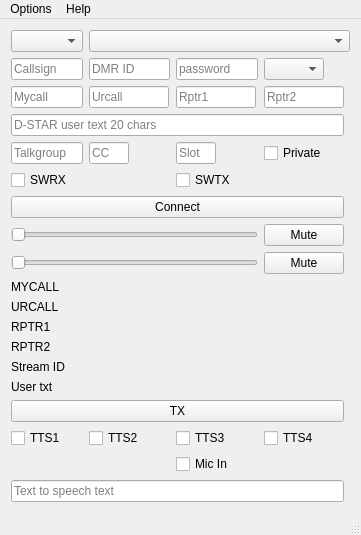
Above: dudestar.ui from ea5gvk/nostar-dudestar before the change. Below: the same form after it.
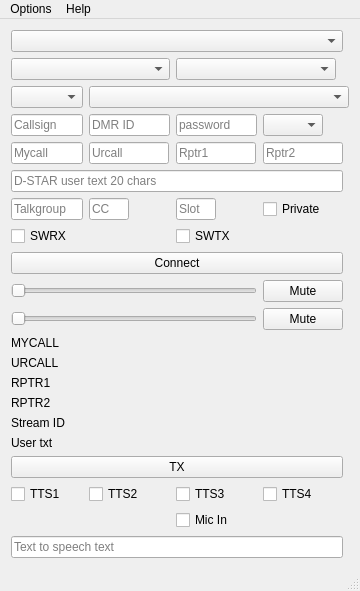
That is the form after the change. Icons and pictures are not drawn.

Commit message: Add ability to select vocoder, audio output, and audio input devices

What changed in the file:
```diff
--- a/dudestar.ui
+++ b/dudestar.ui
@@ -6,8 +6,8 @@
    <rect>
     <x>0</x>
     <y>0</y>
-    <width>361</width>
-    <height>495</height>
+    <width>360</width>
+    <height>577</height>
    </rect>
   </property>
   <property name="windowTitle">
@@ -19,7 +19,106 @@
   </property>
   <widget class="QWidget" name="centralWidget">
    <layout class="QGridLayout" name="gridLayout_2">
-    <item row="5" column="0">
+    <item row="4" column="0">
+     <layout class="QGridLayout" name="gridLayout">
+      <item row="0" column="0">
+       <widget class="QComboBox" name="modeCombo">
+        <property name="sizePolicy">
+         <sizepolicy hsizetype="Preferred" vsizetype="Fixed">
+          <horstretch>0</horstretch>
+          <verstretch>0</verstretch>
+         </sizepolicy>
+        </property>
+        <property name="maximumSize">
+         <size>
+          <width>80</width>
+          <height>16777215</height>
+         </size>
+        </property>
+        <property name="toolTip">
+         <string>Choose desired digital mode</string>
+        </property>
+       </widget>
+      </item>
+     </layout>
+    </item>
+    <item row="8" column="0" colspan="4">
+     <widget class="QLineEdit" name="usertxtEdit">
+      <property name="sizePolicy">
+       <sizepolicy hsizetype="Preferred" vsizetype="Fixed">
+        <horstretch>0</horstretch>
+        <verstretch>0</verstretch>
+       </sizepolicy>
+      </property>
+      <property name="placeholderText">
+       <string>D-STAR user text 20 chars</string>
+      </property>
+     </widget>
+    </item>
+    <item row="9" column="1">
+     <widget class="QLineEdit" name="dmrccEdit">
+      <property name="sizePolicy">
+       <sizepolicy hsizetype="Preferred" vsizetype="Fixed">
+        <horstretch>0</horstretch>
+        <verstretch>0</verstretch>
+       </sizepolicy>
+      </property>
+      <property name="maximumSize">
+       <size>
+        <width>40</width>
+        <height>16777215</height>
+       </size>
+      </property>
+      <property name="toolTip">
+       <string>Enter color code (optional, default = 1)</string>
+      </property>
+      <property name="placeholderText">
+       <string>CC</string>
+      </property>
+     </widget>
+    </item>
+    <item row="17" column="0">
+     <widget class="QLabel" name="label_4">
+      <property name="sizePolicy">
+       <sizepolicy hsizetype="Preferred" vsizetype="Fixed">
+        <horstretch>0</horstretch>
+        <verstretch>0</verstretch>
+       </sizepolicy>
+      </property>
+      <property name="maximumSize">
+       <size>
+        <width>80</width>
+        <height>16777215</height>
+       </size>
+      </property>
+      <property name="text">
+       <string>RPTR2</string>
+      </property>
+     </widget>
+    </item>
+    <item row="6" column="0">
+     <widget class="QLineEdit" name="callsignEdit">
+      <property name="sizePolicy">
+       <sizepolicy hsizetype="Preferred" vsizetype="Fixed">
+        <horstretch>0</horstretch>
+        <verstretch>0</verstretch>
+       </sizepolicy>
+      </property>
+      <property name="maximumSize">
+       <size>
+        <width>80</width>
+        <height>16777215</height>
+       </size>
+      </property>
+      <property name="toolTip">
+       <string>Enter callsign</string>
+      </property>
+      <property name="placeholderText">
+       <string>Callsign</string>
+      </property>
+     </widget>
+    </item>
+    <item row="9" column="0">
      <widget class="QLineEdit" name="dmrtgEdit">
       <property name="sizePolicy">
        <sizepolicy hsizetype="Preferred" vsizetype="Fixed">
@@ -41,50 +140,26 @@
       </property>
      </widget>
     </item>
-    <item row="14" column="1" colspan="3">
-     <widget class="QLabel" name="streamid">
+    <item row="6" column="3">
+     <widget class="QComboBox" name="comboMod">
       <property name="sizePolicy">
        <sizepolicy hsizetype="Preferred" vsizetype="Fixed">
         <horstretch>0</horstretch>
         <verstretch>0</verstretch>
        </sizepolicy>
       </property>
-      <property name="text">
-       <string/>
+      <property name="maximumSize">
+       <size>
+        <width>60</width>
+        <height>16777215</height>
+       </size>
       </property>
-     </widget>
-    </item>
-    <item row="2" column="1">
-     <widget class="QLineEdit" name="dmridEdit">
       <property name="toolTip">
        <string>Enter DMR ID</string>
       </property>
-      <property name="echoMode">
-       <enum>QLineEdit::Normal</enum>
-      </property>
-      <property name="placeholderText">
-       <string>DMR ID</string>
-      </property>
      </widget>
     </item>
-    <item row="5" column="3">
-     <widget class="QCheckBox" name="checkBoxDMRPC">
-      <property name="toolTip">
-       <string>Select for DMR private call, i.e. when using parrot</string>
-      </property>
-      <property name="text">
-       <string>Private</string>
-      </property>
-     </widget>
-    </item>
-    <item row="20" column="2">
-     <widget class="QCheckBox" name="checkBoxTTSOff">
-      <property name="text">
-       <string>Mic In</string>
-      </property>
-     </widget>
-    </item>
-    <item row="13" column="1" colspan="3">
+    <item row="17" column="1" colspan="3">
      <widget class="QLabel" name="rptr2">
       <property name="sizePolicy">
        <sizepolicy hsizetype="Preferred" vsizetype="Fixed">
@@ -97,8 +172,8 @@
       </property>
      </widget>
     </item>
-    <item row="15" column="0">
-     <widget class="QLabel" name="label_6">
+    <item row="14" column="0">
+     <widget class="QLabel" name="label_1">
       <property name="sizePolicy">
        <sizepolicy hsizetype="Preferred" vsizetype="Fixed">
         <horstretch>0</horstretch>
@@ -112,11 +187,102 @@
        </size>
       </property>
       <property name="text">
-       <string>User txt</string>
+       <string>MYCALL</string>
       </property>
      </widget>
     </item>
-    <item row="2" column="2">
+    <item row="3" column="0" colspan="2">
+     <widget class="QComboBox" name="AudioOutCombo">
+      <property name="sizePolicy">
+       <sizepolicy hsizetype="Preferred" vsizetype="Fixed">
+        <horstretch>0</horstretch>
+        <verstretch>0</verstretch>
+       </sizepolicy>
+      </property>
+      <property name="maximumSize">
+       <size>
+        <width>160</width>
+        <height>16777215</height>
+       </size>
+      </property>
+      <property name="toolTip">
+       <string>select audio output</string>
+      </property>
+     </widget>
+    </item>
+    <item row="7" column="1">
+     <widget class="QLineEdit" name="urcallEdit">
+      <property name="sizePolicy">
+       <sizepolicy hsizetype="Preferred" vsizetype="Fixed">
+        <horstretch>0</horstretch>
+        <verstretch>0</verstretch>
+       </sizepolicy>
+      </property>
+      <property name="maximumSize">
+       <size>
+        <width>80</width>
+        <height>16777215</height>
+       </size>
+      </property>
+      <property name="placeholderText">
+       <string>Urcall</string>
+      </property>
+     </widget>
+    </item>
+    <item row="10" column="0">
+     <widget class="QCheckBox" name="checkBoxSWRX">
+      <property name="sizePolicy">
+       <sizepolicy hsizetype="Preferred" vsizetype="Fixed">
+        <horstretch>0</horstretch>
+        <verstretch>0</verstretch>
+       </sizepolicy>
+      </property>
+      <property name="toolTip">
+       <string>Use software decoding</string>
+      </property>
+      <property name="text">
+       <string>SWRX</string>
+      </property>
+     </widget>
+    </item>
+    <item row="23" column="1">
+     <widget class="QCheckBox" name="checkBoxRms">
+      <property name="text">
+       <string>TTS2</string>
+      </property>
+     </widget>
+    </item>
+    <item row="4" column="1" colspan="4">
+     <widget class="QComboBox" name="hostCombo">
+      <property name="sizePolicy">
+       <sizepolicy hsizetype="Preferred" vsizetype="Fixed">
+        <horstretch>0</horstretch>
+        <verstretch>0</verstretch>
+       </sizepolicy>
+      </property>
+      <property name="toolTip">
+       <string>Select Refector / Repeater / Server</string>
+      </property>
+     </widget>
+    </item>
+    <item row="23" column="0">
+     <widget class="QCheckBox" name="checkBoxKal">
+      <property name="text">
+       <string>TTS1</string>
+      </property>
+     </widget>
+    </item>
+    <item row="12" column="3">
+     <widget class="QPushButton" name="muteButton">
+      <property name="toolTip">
+       <string>Mute output</string>
+      </property>
+      <property name="text">
+       <string>Mute</string>
+      </property>
+     </widget>
+    </item>
+    <item row="6" column="2">
      <widget class="QLineEdit" name="dmrpwEdit">
       <property name="toolTip">
        <string>Enter DMR password (optional)</string>
@@ -129,14 +295,27 @@
       </property>
      </widget>
     </item>
-    <item row="3" column="2">
-     <widget class="QLineEdit" name="rptr1Edit">
+    <item row="19" column="1" colspan="3">
+     <widget class="QLabel" name="usertxt">
       <property name="sizePolicy">
        <sizepolicy hsizetype="Preferred" vsizetype="Fixed">
         <horstretch>0</horstretch>
         <verstretch>0</verstretch>
        </sizepolicy>
       </property>
+      <property name="text">
+       <string/>
+      </property>
+     </widget>
+    </item>
+    <item row="7" column="0">
+     <widget class="QLineEdit" name="mycallEdit">
+      <property name="sizePolicy">
+       <sizepolicy hsizetype="Preferred" vsizetype="Fixed">
+        <horstretch>0</horstretch>
+        <verstretch>0</verstretch>
+       </sizepolicy>
+      </property>
       <property name="maximumSize">
        <size>
         <width>80</width>
@@ -144,11 +323,89 @@
        </size>
       </property>
       <property name="placeholderText">
-       <string>Rptr1</string>
+       <string>Mycall</string>
       </property>
      </widget>
     </item>
-    <item row="18" column="0" colspan="4">
+    <item row="15" column="0">
+     <widget class="QLabel" name="label_2">
+      <property name="sizePolicy">
+       <sizepolicy hsizetype="Preferred" vsizetype="Fixed">
+        <horstretch>0</horstretch>
+        <verstretch>0</verstretch>
+       </sizepolicy>
+      </property>
+      <property name="maximumSize">
+       <size>
+        <width>80</width>
+        <height>16777215</height>
+       </size>
+      </property>
+      <property name="text">
+       <string>URCALL</string>
+      </property>
+     </widget>
+    </item>
+    <item row="0" column="0" colspan="4">
+     <widget class="QComboBox" name="AmbeCombo">
+      <property name="toolTip">
+       <string>Select vocoder device</string>
+      </property>
+     </widget>
+    </item>
+    <item row="14" column="1" colspan="3">
+     <widget class="QLabel" name="mycall">
+      <property name="sizePolicy">
+       <sizepolicy hsizetype="Preferred" vsizetype="Fixed">
+        <horstretch>0</horstretch>
+        <verstretch>0</verstretch>
+       </sizepolicy>
+      </property>
+      <property name="text">
+       <string/>
+      </property>
+     </widget>
+    </item>
+    <item row="26" column="0" colspan="4">
+     <widget class="QLineEdit" name="TTSEdit">
+      <property name="sizePolicy">
+       <sizepolicy hsizetype="Preferred" vsizetype="Fixed">
+        <horstretch>0</horstretch>
+        <verstretch>0</verstretch>
+       </sizepolicy>
+      </property>
+      <property name="placeholderText">
+       <string>Text to speech text</string>
+      </property>
+     </widget>
+    </item>
+    <item row="7" column="3">
+     <widget class="QLineEdit" name="rptr2Edit">
+      <property name="sizePolicy">
+       <sizepolicy hsizetype="Preferred" vsizetype="Fixed">
+        <horstretch>0</horstretch>
+        <verstretch>0</verstretch>
+       </sizepolicy>
+      </property>
+      <property name="maximumSize">
+       <size>
+        <width>80</width>
+        <height>16777215</height>
+       </size>
+      </property>
+      <property name="placeholderText">
+       <string>Rptr2</string>
+      </property>
+     </widget>
+    </item>
+    <item row="23" column="3">
+     <widget class="QCheckBox" name="checkBoxSlt">
+      <property name="text">
+       <string>TTS4</string>
+      </property>
+     </widget>
+    </item>
+    <item row="22" column="0" colspan="4">
      <widget class="QPushButton" name="txButton">
       <property name="sizePolicy">
        <sizepolicy hsizetype="Expanding" vsizetype="Fixed">
@@ -167,8 +424,8 @@
       </property>
      </widget>
     </item>
-    <item row="11" column="1" colspan="3">
-     <widget class="QLabel" name="urcall">
+    <item row="18" column="1" colspan="3">
+     <widget class="QLabel" name="streamid">
       <property name="sizePolicy">
        <sizepolicy hsizetype="Preferred" vsizetype="Fixed">
         <horstretch>0</horstretch>
@@ -180,81 +437,7 @@
       </property>
      </widget>
     </item>
-    <item row="6" column="0">
-     <widget class="QCheckBox" name="checkBoxSWRX">
-      <property name="sizePolicy">
-       <sizepolicy hsizetype="Preferred" vsizetype="Fixed">
-        <horstretch>0</horstretch>
-        <verstretch>0</verstretch>
-       </sizepolicy>
-      </property>
-      <property name="toolTip">
-       <string>Use software decoding</string>
-      </property>
-      <property name="text">
-       <string>SWRX</string>
-      </property>
-     </widget>
-    </item>
-    <item row="11" column="0">
-     <widget class="QLabel" name="label_2">
-      <property name="sizePolicy">
-       <sizepolicy hsizetype="Preferred" vsizetype="Fixed">
-        <horstretch>0</horstretch>
-        <verstretch>0</verstretch>
-       </sizepolicy>
-      </property>
-      <property name="maximumSize">
-       <size>
-        <width>80</width>
-        <height>16777215</height>
-       </size>
-      </property>
-      <property name="text">
-       <string>URCALL</string>
-      </property>
-     </widget>
-    </item>
-    <item row="5" column="1">
-     <widget class="QLineEdit" name="dmrccEdit">
-      <property name="sizePolicy">
-       <sizepolicy hsizetype="Preferred" vsizetype="Fixed">
-        <horstretch>0</horstretch>
-        <verstretch>0</verstretch>
-       </sizepolicy>
-      </property>
-      <property name="maximumSize">
-       <size>
-        <width>40</width>
-        <height>16777215</height>
-       </size>
-      </property>
-      <property name="toolTip">
-       <string>Enter color code (optional, default = 1)</string>
-      </property>
-      <property name="placeholderText">
-       <string>CC</string>
-      </property>
-     </widget>
-    </item>
-    <item row="19" column="1">
-     <widget class="QCheckBox" name="checkBoxRms">
-      <property name="text">
-       <string>TTS2</string>
-      </property>
-     </widget>
-    </item>
-    <item row="9" column="3">
-     <widget class="QPushButton" name="inmuteButton">
-      <property name="toolTip">
-       <string>Mute input</string>
-      </property>
-      <property name="text">
-       <string>Mute</string>
-      </property>
-     </widget>
-    </item>
-    <item row="7" column="0" colspan="4">
+    <item row="11" column="0" colspan="4">
      <widget class="QPushButton" name="connectButton">
       <property name="sizePolicy">
        <sizepolicy hsizetype="Preferred" vsizetype="Fixed">
@@ -270,8 +453,8 @@
       </property>
      </widget>
     </item>
-    <item row="3" column="3">
-     <widget class="QLineEdit" name="rptr2Edit">
+    <item row="7" column="2">
+     <widget class="QLineEdit" name="rptr1Edit">
       <property name="sizePolicy">
        <sizepolicy hsizetype="Preferred" vsizetype="Fixed">
         <horstretch>0</horstretch>
@@ -285,165 +468,11 @@
        </size>
       </property>
       <property name="placeholderText">
-       <string>Rptr2</string>
+       <string>Rptr1</string>
       </property>
      </widget>
     </item>
-    <item row="15" column="1" colspan="3">
-     <widget class="QLabel" name="usertxt">
-      <property name="sizePolicy">
-       <sizepolicy hsizetype="Preferred" vsizetype="Fixed">
-        <horstretch>0</horstretch>
-        <verstretch>0</verstretch>
-       </sizepolicy>
-      </property>
-      <property name="text">
-       <string/>
-      </property>
-     </widget>
-    </item>
-    <item row="13" column="0">
-     <widget class="QLabel" name="label_4">
-      <property name="sizePolicy">
-       <sizepolicy hsizetype="Preferred" vsizetype="Fixed">
-        <horstretch>0</horstretch>
-        <verstretch>0</verstretch>
-       </sizepolicy>
-      </property>
-      <property name="maximumSize">
-       <size>
-        <width>80</width>
-        <height>16777215</height>
-       </size>
-      </property>
-      <property name="text">
-       <string>RPTR2</string>
-      </property>
-     </widget>
-    </item>
-    <item row="2" column="0">
-     <widget class="QLineEdit" name="callsignEdit">
-      <property name="sizePolicy">
-       <sizepolicy hsizetype="Preferred" vsizetype="Fixed">
-        <horstretch>0</horstretch>
-        <verstretch>0</verstretch>
-       </sizepolicy>
-      </property>
-      <property name="maximumSize">
-       <size>
-        <width>80</width>
-        <height>16777215</height>
-       </size>
-      </property>
-      <property name="toolTip">
-       <string>Enter callsign</string>
-      </property>
-      <property name="placeholderText">
-       <string>Callsign</string>
-      </property>
-     </widget>
-    </item>
-    <item row="6" column="2">
-     <widget class="QCheckBox" name="checkBoxSWTX">
-      <property name="sizePolicy">
-       <sizepolicy hsizetype="Preferred" vsizetype="Fixed">
-        <horstretch>0</horstretch>
-        <verstretch>0</verstretch>
-       </sizepolicy>
-      </property>
-      <property name="toolTip">
-       <string>Use software encoding</string>
-      </property>
-      <property name="text">
-       <string>SWTX</string>
-      </property>
-     </widget>
-    </item>
-    <item row="3" column="0">
-     <widget class="QLineEdit" name="mycallEdit">
-      <property name="sizePolicy">
-       <sizepolicy hsizetype="Preferred" vsizetype="Fixed">
-        <horstretch>0</horstretch>
-        <verstretch>0</verstretch>
-       </sizepolicy>
-      </property>
-      <property name="maximumSize">
-       <size>
-        <width>80</width>
-        <height>16777215</height>
-       </size>
-      </property>
-      <property name="placeholderText">
-       <string>Mycall</string>
-      </property>
-     </widget>
-    </item>
-    <item row="19" column="0">
-     <widget class="QCheckBox" name="checkBoxKal">
-      <property name="text">
-       <string>TTS1</string>
-      </property>
-     </widget>
-    </item>
-    <item row="9" column="0" colspan="3">
-     <widget class="QSlider" name="involSlider">
-      <property name="toolTip">
-       <string>Input volume</string>
-      </property>
-      <property name="orientation">
-       <enum>Qt::Horizontal</enum>
-      </property>
-     </widget>
-    </item>
-    <item row="2" column="3">
-     <widget class="QComboBox" name="comboMod">
-      <property name="sizePolicy">
-       <sizepolicy hsizetype="Preferred" vsizetype="Fixed">
-        <horstretch>0</horstretch>
-        <verstretch>0</verstretch>
-       </sizepolicy>
-      </property>
-      <property name="maximumSize">
-       <size>
-        <width>60</width>
-        <height>16777215</height>
-       </size>
-      </property>
-      <property name="toolTip">
-       <string>Select D-Star module</string>
-      </property>
-     </widget>
-    </item>
-    <item row="8" column="3">
-     <widget class="QPushButton" name="muteButton">
-      <property name="toolTip">
-       <string>Mute output</string>
-      </property>
-      <property name="text">
-       <string>Mute</string>
-      </property>
-     </widget>
-    </item>
-    <item row="10" column="0">
-     <widget class="QLabel" name="label_1">
-      <property name="sizePolicy">
-       <sizepolicy hsizetype="Preferred" vsizetype="Fixed">
-        <horstretch>0</horstretch>
-        <verstretch>0</verstretch>
-       </sizepolicy>
-      </property>
-      <property name="maximumSize">
-       <size>
-        <width>80</width>
-        <height>16777215</height>
-       </size>
-      </property>
-      <property name="text">
-       <string>MYCALL</string>
-      </property>
-     </widget>
-    </item>
-    <item row="12" column="0">
+    <item row="16" column="0">
      <widget class="QLabel" name="label_3">
       <property name="sizePolicy">
        <sizepolicy hsizetype="Preferred" vsizetype="Fixed">
@@ -462,31 +491,7 @@
       </property>
      </widget>
     </item>
-    <item row="19" column="2">
-     <widget class="QCheckBox" name="checkBoxAwb">
-      <property name="text">
-       <string>TTS3</string>
-      </property>
-     </widget>
-    </item>
-    <item row="19" column="3">
-     <widget class="QCheckBox" name="checkBoxSlt">
-      <property name="text">
-       <string>TTS4</string>
-      </property>
-     </widget>
-    </item>
-    <item row="8" column="0" colspan="3">
-     <widget class="QSlider" name="volumeSlider">
-      <property name="toolTip">
-       <string>Output volume</string>
-      </property>
-      <property name="orientation">
-       <enum>Qt::Horizontal</enum>
-      </property>
-     </widget>
-    </item>
-    <item row="14" column="0">
+    <item row="18" column="0">
      <widget class="QLabel" name="label_5">
       <property name="sizePolicy">
        <sizepolicy hsizetype="Preferred" vsizetype="Fixed">
@@ -505,7 +510,27 @@
       </property>
      </widget>
     </item>
-    <item row="12" column="1" colspan="3">
+    <item row="9" column="3">
+     <widget class="QCheckBox" name="checkBoxDMRPC">
+      <property name="toolTip">
+       <string>Select for DMR private call, i.e. when using parrot</string>
+      </property>
+      <property name="text">
+       <string>Private</string>
+      </property>
+     </widget>
+    </item>
+    <item row="13" column="3">
+     <widget class="QPushButton" name="inmuteButton">
+      <property name="toolTip">
+       <string>Mute input</string>
+      </property>
+      <property name="text">
+       <string>Mute</string>
+      </property>
+     </widget>
+    </item>
+    <item row="16" column="1" colspan="3">
      <widget class="QLabel" name="rptr1">
       <property name="sizePolicy">
        <sizepolicy hsizetype="Preferred" vsizetype="Fixed">
@@ -518,7 +543,42 @@
       </property>
      </widget>
     </item>
-    <item row="5" column="2">
+    <item row="10" column="2">
+     <widget class="QCheckBox" name="checkBoxSWTX">
+      <property name="sizePolicy">
+       <sizepolicy hsizetype="Preferred" vsizetype="Fixed">
+        <horstretch>0</horstretch>
+        <verstretch>0</verstretch>
+       </sizepolicy>
+      </property>
+      <property name="toolTip">
+       <string>Use software encoding</string>
+      </property>
+      <property name="text">
+       <string>SWTX</string>
+      </property>
+     </widget>
+    </item>
+    <item row="19" column="0">
+     <widget class="QLabel" name="label_6">
+      <property name="sizePolicy">
+       <sizepolicy hsizetype="Preferred" vsizetype="Fixed">
+        <horstretch>0</horstretch>
+        <verstretch>0</verstretch>
+       </sizepolicy>
+      </property>
+      <property name="maximumSize">
+       <size>
+        <width>80</width>
+        <height>16777215</height>
+       </size>
+      </property>
+      <property name="text">
+       <string>User txt</string>
+      </property>
+     </widget>
+    </item>
+    <item row="9" column="2">
      <widget class="QLineEdit" name="dmrslotEdit">
       <property name="maximumSize">
        <size>
@@ -534,31 +594,55 @@
       </property>
      </widget>
     </item>
-    <item row="0" column="0">
-     <layout class="QGridLayout" name="gridLayout">
-      <item row="0" column="0">
-       <widget class="QComboBox" name="modeCombo">
-        <property name="sizePolicy">
-         <sizepolicy hsizetype="Preferred" vsizetype="Fixed">
-          <horstretch>0</horstretch>
-          <verstretch>0</verstretch>
-         </sizepolicy>
-        </property>
-        <property name="maximumSize">
-         <size>
-          <width>80</width>
-          <height>16777215</height>
-         </size>
-        </property>
-        <property name="toolTip">
-         <string>Choose desired digital mode</string>
-        </property>
-       </widget>
-      </item>
-     </layout>
+    <item row="12" column="0" colspan="3">
+     <widget class="QSlider" name="volumeSlider">
+      <property name="toolTip">
+       <string>Output volume</string>
+      </property>
+      <property name="orientation">
+       <enum>Qt::Horizontal</enum>
+      </property>
+     </widget>
     </item>
-    <item row="10" column="1" colspan="3">
-     <widget class="QLabel" name="mycall">
+    <item row="13" column="0" colspan="3">
+     <widget class="QSlider" name="involSlider">
+      <property name="toolTip">
+       <string>Input volume</string>
+      </property>
+      <property name="orientation">
+       <enum>Qt::Horizontal</enum>
+      </property>
+     </widget>
+    </item>
+    <item row="23" column="2">
+     <widget class="QCheckBox" name="checkBoxAwb">
+      <property name="text">
+       <string>TTS3</string>
+      </property>
+     </widget>
+    </item>
+    <item row="24" column="2">
+     <widget class="QCheckBox" name="checkBoxTTSOff">
+      <property name="text">
+       <string>Mic In</string>
+      </property>
+     </widget>
+    </item>
+    <item row="6" column="1">
+     <widget class="QLineEdit" name="dmridEdit">
+      <property name="toolTip">
+       <string>Enter DMR ID</string>
+      </property>
+      <property name="echoMode">
+       <enum>QLineEdit::Normal</enum>
+      </property>
+      <property name="placeholderText">
+       <string>DMR ID</string>
+      </property>
+     </widget>
+    </item>
+    <item row="15" column="1" colspan="3">
+     <widget class="QLabel" name="urcall">
       <property name="sizePolicy">
        <sizepolicy hsizetype="Preferred" vsizetype="Fixed">
         <horstretch>0</horstretch>
@@ -570,8 +654,8 @@
       </property>
      </widget>
     </item>
-    <item row="3" column="1">
-     <widget class="QLineEdit" name="urcallEdit">
+    <item row="3" column="2" colspan="2">
+     <widget class="QComboBox" name="AudioInCombo">
       <property name="sizePolicy">
        <sizepolicy hsizetype="Preferred" vsizetype="Fixed">
         <horstretch>0</horstretch>
@@ -580,51 +664,12 @@
       </property>
       <property name="maximumSize">
        <size>
-        <width>80</width>
+        <width>160</width>
         <height>16777215</height>
        </size>
       </property>
-      <property name="placeholderText">
-       <string>Urcall</string>
-      </property>
-     </widget>
-    </item>
-    <item row="22" column="0" colspan="4">
-     <widget class="QLineEdit" name="TTSEdit">
-      <property name="sizePolicy">
-       <sizepolicy hsizetype="Preferred" vsizetype="Fixed">
-        <horstretch>0</horstretch>
-        <verstretch>0</verstretch>
-       </sizepolicy>
-      </property>
-      <property name="placeholderText">
-       <string>Text to speech text</string>
-      </property>
-     </widget>
-    </item>
-    <item row="0" column="1" colspan="4">
-     <widget class="QComboBox" name="hostCombo">
-      <property name="sizePolicy">
-       <sizepolicy hsizetype="Preferred" vsizetype="Fixed">
-        <horstretch>0</horstretch>
-        <verstretch>0</verstretch>
-       </sizepolicy>
-      </property>
       <property name="toolTip">
-       <string>Select Refector / Repeater / Server</string>
-      </property>
-     </widget>
-    </item>
-    <item row="4" column="0" colspan="4">
-     <widget class="QLineEdit" name="usertxtEdit">
-      <property name="sizePolicy">
-       <sizepolicy hsizetype="Preferred" vsizetype="Fixed">
-        <horstretch>0</horstretch>
-        <verstretch>0</verstretch>
-       </sizepolicy>
-      </property>
-      <property name="placeholderText">
-       <string>D-STAR user text 20 chars</string>
+       <string>Select audio input</string>
       </property>
      </widget>
     </item>
@@ -635,7 +680,7 @@
     <rect>
      <x>0</x>
      <y>0</y>
-     <width>361</width>
+     <width>360</width>
      <height>18</height>
     </rect>
    </property>
```
Left out of the diff: 2 changed lines with no effect on the pictures. The commit also changes 3 other files.
